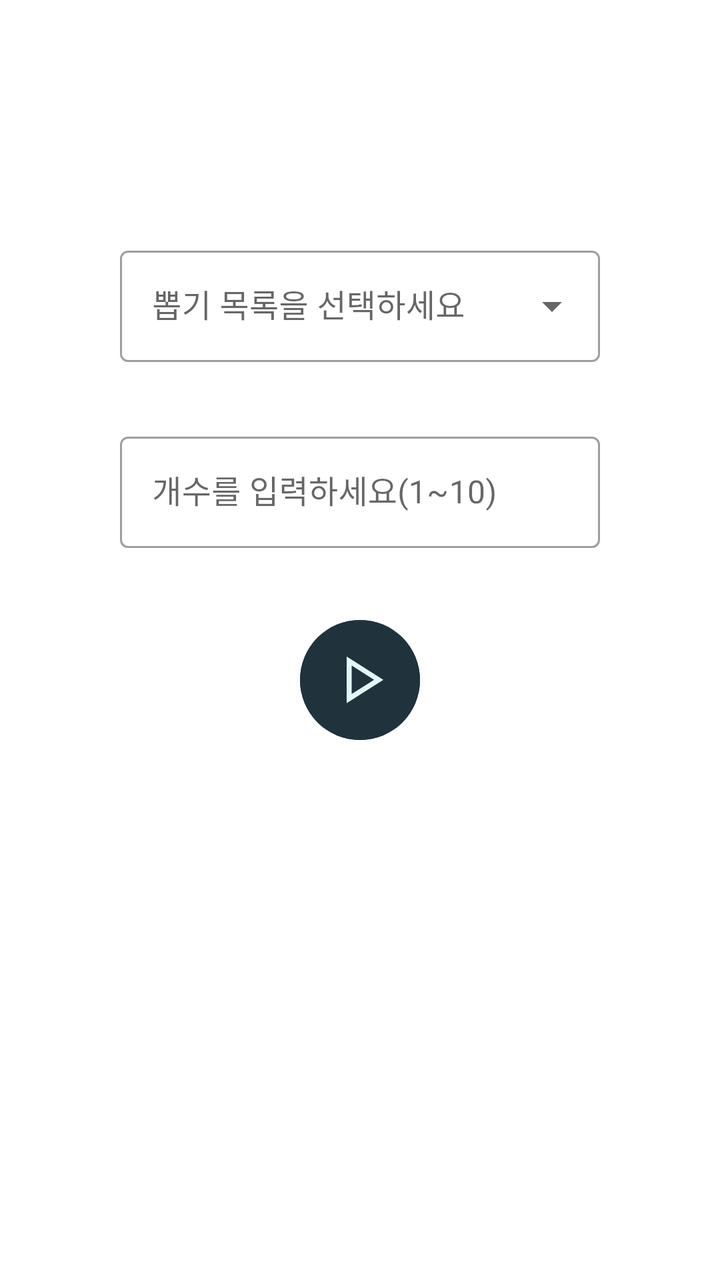
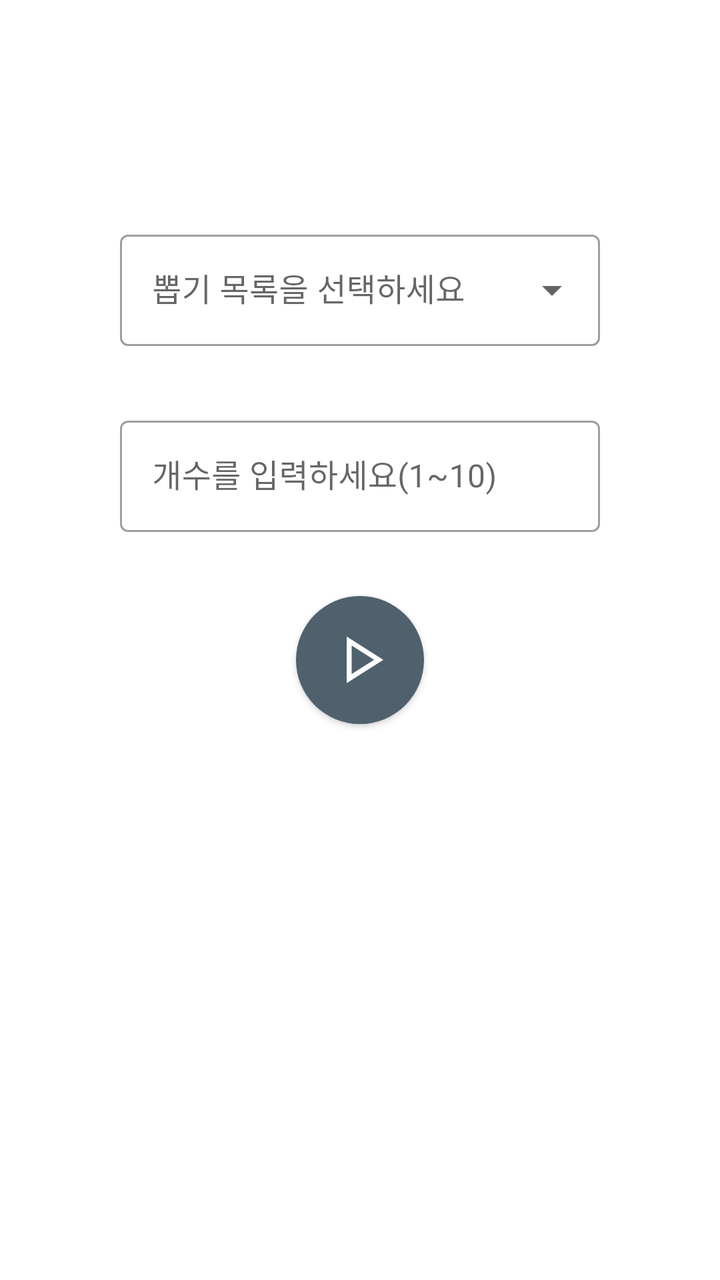

Before-and-after screenshots of an Android layout around one commit, followed by the original layout XML and the change that was made.
<!-- AndroidManifest.xml: application theme Theme.KeywordPick -->
<!-- res/layout/activity_pick.xml -->
<?xml version="1.0" encoding="utf-8"?>
<androidx.constraintlayout.widget.ConstraintLayout xmlns:android="http://schemas.android.com/apk/res/android"
    xmlns:app="http://schemas.android.com/apk/res-auto"
    xmlns:tools="http://schemas.android.com/tools"
    android:id="@+id/linearLayout"
    android:layout_width="match_parent"
    android:layout_height="match_parent"
    android:layout_weight="1"
    android:background="@color/design_default_color_background"
    android:gravity="center"
    android:orientation="vertical"
    android:padding="60dp"
    tools:context=".PickActivityFragment">


    <com.google.android.material.textfield.TextInputLayout
        android:id="@+id/listInputLayout"
        style="@style/Widget.MaterialComponents.TextInputLayout.OutlinedBox.ExposedDropdownMenu"
        android:layout_width="0dp"
        android:layout_height="wrap_content"
        android:layout_marginTop="60dp"
        android:layout_marginBottom="32dp"
        android:hint="뽑기 목록을 선택하세요"
        app:layout_constraintBottom_toTopOf="@id/textInputLayout"
        app:layout_constraintEnd_toEndOf="parent"
        app:layout_constraintStart_toStartOf="parent"
        app:layout_constraintTop_toTopOf="parent"
        app:layout_constraintVertical_chainStyle="packed">

        <AutoCompleteTextView
            android:id="@+id/list_text"
            android:layout_width="match_parent"
            android:layout_height="wrap_content"
            android:inputType="none" />
    </com.google.android.material.textfield.TextInputLayout>


    <com.google.android.material.textfield.TextInputLayout
        android:id="@+id/textInputLayout"
        style="@style/Widget.MaterialComponents.TextInputLayout.OutlinedBox"
        android:layout_width="0dp"
        android:layout_height="wrap_content"
        android:layout_marginBottom="32dp"
        android:hint="개수를 입력하세요(1~10)"
        app:layout_constraintBottom_toTopOf="@id/pick_btn"
        app:layout_constraintEnd_toEndOf="parent"
        app:layout_constraintStart_toStartOf="parent"
        app:layout_constraintTop_toBottomOf="@id/listInputLayout">

        <com.google.android.material.textfield.TextInputEditText
            android:id="@+id/num_text"
            android:layout_width="match_parent"
            android:layout_height="wrap_content"
            android:inputType="numberDecimal" />

    </com.google.android.material.textfield.TextInputLayout>


    <com.google.android.material.button.MaterialButton
        android:id="@+id/pick_btn"
        style="@style/Widget.Material3.Button.IconButton.Filled"
        android:backgroundTint="@color/colorPrimaryVariant"
        app:iconTint="@color/colorSecondaryVariant"
        android:layout_width="wrap_content"
        android:layout_height="wrap_content"
        android:layout_marginBottom="60dp"
        app:icon="@drawable/play_arrow_48px"
        app:iconSize="40dp"
        app:layout_constraintBottom_toTopOf="@id/scrollView"
        app:layout_constraintEnd_toEndOf="parent"
        app:layout_constraintStart_toStartOf="parent"
        app:layout_constraintTop_toBottomOf="@id/textInputLayout" />

    <ScrollView
        android:id="@+id/scrollView"
        android:layout_width="0dp"
        android:layout_height="0dp"
        android:fadeScrollbars="false"
        android:gravity="center"
        android:overScrollMode="ifContentScrolls"
        app:layout_constraintBottom_toBottomOf="parent"
        app:layout_constraintEnd_toEndOf="parent"
        app:layout_constraintStart_toStartOf="parent"
        app:layout_constraintTop_toBottomOf="@id/pick_btn">

        <LinearLayout
            android:id="@+id/resultLayout"
            android:layout_width="match_parent"
            android:layout_height="match_parent"
            android:gravity="center"
            android:orientation="vertical">

        </LinearLayout>
    </ScrollView>

</androidx.constraintlayout.widget.ConstraintLayout>
<!-- resources referenced by this layout -->
<resources>
  <color name="colorPrimaryVariant">@color/material_dynamic_secondary20</color>
  <color name="colorSecondaryVariant">#E3F6F5</color>
  <!-- drawable play_arrow_48px (drawable) -->
  <vector xmlns:android="http://schemas.android.com/apk/res/android"
      android:width="48dp"
      android:height="48dp"
      android:viewportWidth="48"
      android:viewportHeight="48"
      android:tint="?attr/colorControlNormal">
    <path
        android:fillColor="@android:color/white"
        android:pathData="M16,37.85V9.85L38,23.85ZM19,23.85ZM19,32.4 L32.45,23.85 19,15.3Z"/>
  </vector>
  <style name="Theme.KeywordPick" parent="Theme.MaterialComponents.DayNight.DarkActionBar">
          
          <item name="colorPrimary">@color/material_dynamic_secondary40</item>
          <item name="colorPrimaryVariant">@color/material_dynamic_secondary20</item>
          <item name="colorOnPrimary">@color/white</item>
          
          <item name="colorSecondary">#BAE8E8</item>
          <item name="colorSecondaryVariant">#E3F6F5</item>
          <item name="colorOnSecondary">@color/black</item>
          
          <item name="android:statusBarColor">?attr/colorSecondary</item>
          
          <item name="windowNoTitle">true</item>
          <item name="backgroundColor">?attr/colorOnPrimary</item>
      </style>
  <color name="white">#FFFFFFFF</color>
  <color name="black">#FF000000</color>
</resources>

<!-- the commit's change to res/layout/activity_pick.xml (unified diff, before → after) -->
@@ -18,7 +18,7 @@
         style="@style/Widget.MaterialComponents.TextInputLayout.OutlinedBox.ExposedDropdownMenu"
         android:layout_width="0dp"
         android:layout_height="wrap_content"
-        android:layout_marginTop="60dp"
+        android:layout_marginTop="52dp"
         android:layout_marginBottom="32dp"
         android:hint="뽑기 목록을 선택하세요"
         app:layout_constraintBottom_toTopOf="@id/textInputLayout"
@@ -56,16 +56,18 @@
     </com.google.android.material.textfield.TextInputLayout>
 
 
-    <com.google.android.material.button.MaterialButton
+    <Button
         android:id="@+id/pick_btn"
-        style="@style/Widget.Material3.Button.IconButton.Filled"
+        android:layout_width="64dp"
+        android:layout_height="64dp"
+        android:layout_marginBottom="60dp"
+        android:background="@drawable/round_button"
         android:backgroundTint="@color/colorPrimaryVariant"
-        app:iconTint="@color/colorSecondaryVariant"
-        android:layout_width="wrap_content"
-        android:layout_height="wrap_content"
-        android:layout_marginBottom="60dp"
         app:icon="@drawable/play_arrow_48px"
+        app:iconGravity="textStart"
+        app:iconPadding="0dp"
         app:iconSize="40dp"
+        app:iconTint="@color/colorOnPrimary"
         app:layout_constraintBottom_toTopOf="@id/scrollView"
         app:layout_constraintEnd_toEndOf="parent"
         app:layout_constraintStart_toStartOf="parent"
@@ -86,7 +88,7 @@
         <LinearLayout
             android:id="@+id/resultLayout"
             android:layout_width="match_parent"
-            android:layout_height="match_parent"
+            android:layout_height="wrap_content"
             android:gravity="center"
             android:orientation="vertical">
 
<!-- resource entries referenced after the edit -->
@@ -1,7 +1,9 @@
 <!-- resources referenced by this layout -->
 <resources>
-  <color name="colorPrimaryVariant">@color/material_dynamic_secondary20</color>
-  <color name="colorSecondaryVariant">#E3F6F5</color>
+  <color name="colorOnPrimary">#FFFFFF</color>
+  <color name="colorPrimaryVariant">#FF20333D</color>
+  <color name="colorSecondaryVariant">#D2E4E3</color>
+  <color name="colorOnSecondary">#000000</color>
   <!-- drawable play_arrow_48px (drawable) -->
   <vector xmlns:android="http://schemas.android.com/apk/res/android"
       android:width="48dp"
@@ -13,22 +15,28 @@
         android:fillColor="@android:color/white"
         android:pathData="M16,37.85V9.85L38,23.85ZM19,23.85ZM19,32.4 L32.45,23.85 19,15.3Z"/>
   </vector>
-  <style name="Theme.KeywordPick" parent="Theme.MaterialComponents.DayNight.DarkActionBar">
+  <!-- drawable round_button (drawable) -->
+  <?xml version="1.0" encoding="utf-8"?>
+  <shape xmlns:android="http://schemas.android.com/apk/res/android"
+      android:shape="oval">
+      <solid android:color="@color/colorPrimary" />
+  </shape>
+  <style name="Theme.KeywordPick" parent="Theme.MaterialComponents.DayNight">
           
-          <item name="colorPrimary">@color/material_dynamic_secondary40</item>
-          <item name="colorPrimaryVariant">@color/material_dynamic_secondary20</item>
-          <item name="colorOnPrimary">@color/white</item>
+          <item name="colorPrimary">@color/colorPrimary</item>
+          <item name="colorPrimaryVariant">@color/colorPrimaryVariant</item>
+          <item name="colorOnPrimary">@color/colorOnPrimary</item>
           
-          <item name="colorSecondary">#BAE8E8</item>
-          <item name="colorSecondaryVariant">#E3F6F5</item>
-          <item name="colorOnSecondary">@color/black</item>
+          <item name="colorSecondary">@color/colorSecondary</item>
+          <item name="colorSecondaryVariant">@color/colorSecondaryVariant</item>
+          <item name="colorOnSecondary">@color/colorOnSecondary</item>
           
-          <item name="android:statusBarColor">?attr/colorSecondary</item>
+          <item name="android:statusBarColor">@color/colorSecondary</item>
           
           <item name="windowNoTitle">true</item>
-          <item name="backgroundColor">?attr/colorOnPrimary</item>
+          <item name="windowActionBar">false</item>
       </style>
-  <color name="white">#FFFFFFFF</color>
-  <color name="black">#FF000000</color>
+  <color name="colorPrimary">#FF4E616C</color>
+  <color name="colorSecondary">#B6DEDE</color>
 </resources>
 
